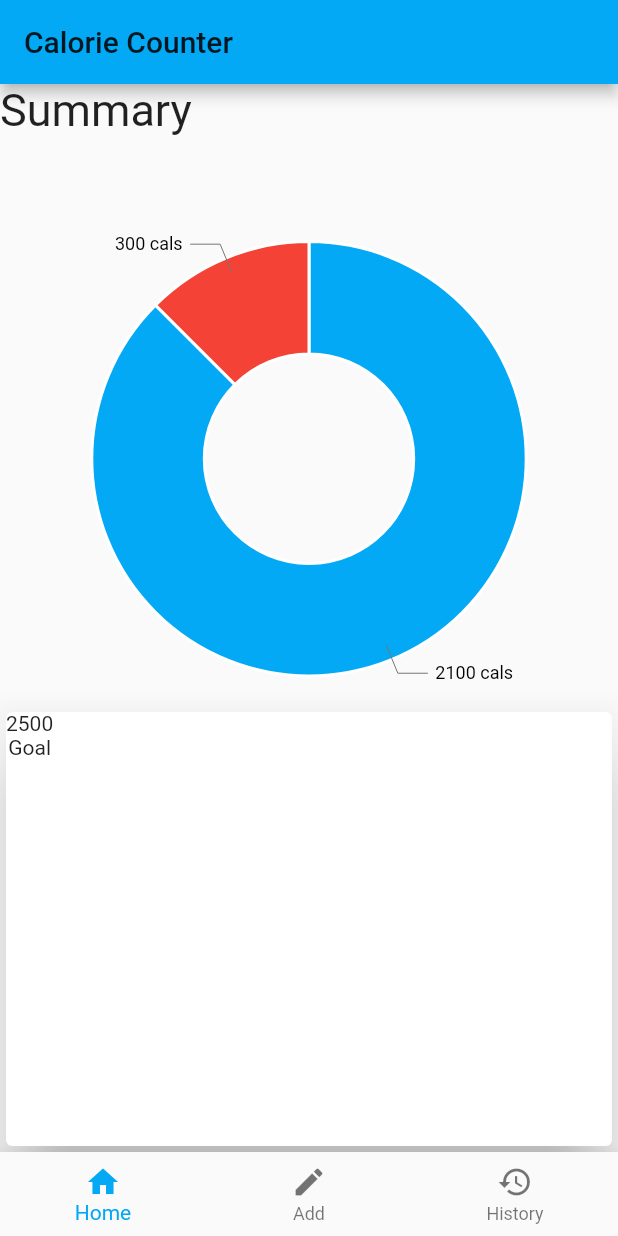
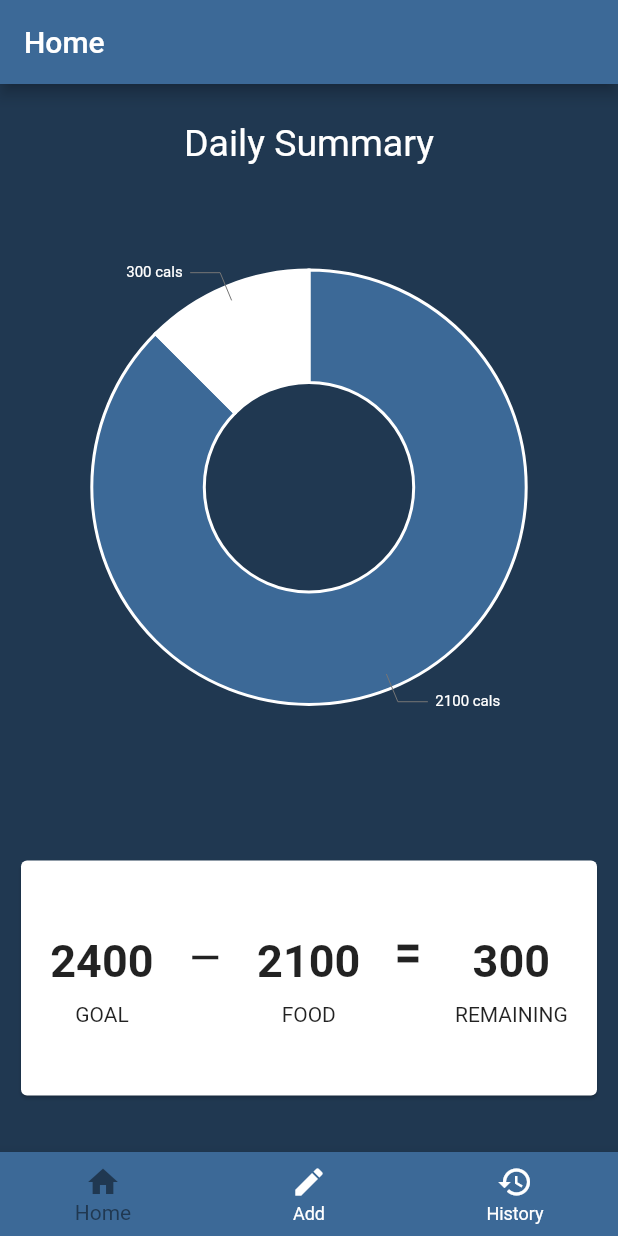
Before and after one commit to RamyF/CalorieCounter, a Flutter app: the screen it shows after launch, on a phone screen of 412 x 824 dp. Run offline on Flutter 3.47's test engine with Material 2 defaults, Android fonts, the phone set to English and light mode, and no system bars; our stand-ins replace charts_flutter.

Commit message:
Finished HomeView. made AppBar text dynamic.

```diff
--- a/lib/main.dart
+++ b/lib/main.dart
@@ -3,6 +3,23 @@ import 'package:flutter/material.dart';
 
 // entrance to app
 void main() => runApp(MyApp());
+
+// custom primary color
+Map<int, Color> customColor = {
+  50:Color.fromRGBO(60, 105, 151, .1),
+  100:Color.fromRGBO(60, 105, 151, .2),
+  200:Color.fromRGBO(60, 105, 151, .3),
+  300:Color.fromRGBO(60, 105, 151, .4),
+  400:Color.fromRGBO(60, 105, 151, .5),
+  500:Color.fromRGBO(60, 105, 151, .6),
+  600:Color.fromRGBO(60, 105, 151, .7),
+  700:Color.fromRGBO(60, 105, 151, .8),
+  800:Color.fromRGBO(60, 105, 151, .9),
+  900:Color.fromRGBO(60, 105, 151, 1),
+};
+
+MaterialColor primaryColor = MaterialColor(0xFF3c6997, customColor);
+Color secondaryColor = Color(0xFF203851);
 
 
 class MyApp extends StatelessWidget {
@@ -11,7 +28,8 @@ class MyApp extends StatelessWidget {
     return MaterialApp(
       title: "Calorie Counter",
       theme: ThemeData(
-        primarySwatch: Colors.lightBlue,
+        primarySwatch: primaryColor,
+        scaffoldBackgroundColor: secondaryColor,
       ),
       home: ViewSelection()
     );
--- a/lib/views/home_view.dart
+++ b/lib/views/home_view.dart
@@ -1,19 +1,26 @@
 import 'package:flutter/material.dart';
+import 'package:flutter/widgets.dart';
 import '../widgets/pie_chart.dart';
 
 class HomeView extends StatelessWidget {
   @override
   Widget build(BuildContext context) {
     double deviceHeight = MediaQuery.of(context).size.height;
+    double deviceWidth = MediaQuery.of(context).size.width;
+    const double pi = 3.1416;
+
 
     return Column(
       children: <Widget>[
-        Align(
-          alignment: Alignment.topLeft,
-          child: Text('Summary', style: TextStyle(fontSize: 30)),
+        Padding(
+          padding: const EdgeInsets.only(top: 25),
+          child: Align(
+            alignment: Alignment.topCenter,
+            child: Text('Daily Summary', style: TextStyle(fontSize: 25, color: Colors.white)),
+          ),
         ),
         Padding(
-          padding: const EdgeInsets.only(top: 50.0),
+          padding: const EdgeInsets.only(top: 50.0, bottom: 70.0),
           child: Align(
             alignment: Alignment.topCenter,
                 child: SizedBox(
@@ -23,21 +30,51 @@ class HomeView extends StatelessWidget {
             ),
           ),
         ),
-        Expanded(
+        Padding(
+          padding: const EdgeInsets.all(10.0),
+          child: Container(
+            height: (deviceHeight * .2),
+            width: deviceWidth,
             child: Card(
-            elevation: 20,
-            child: Center(
+              child: Padding(
+                padding: const EdgeInsets.only(top: 50),
                 child: Row(
+                  mainAxisAlignment: MainAxisAlignment.spaceEvenly,
                   children: <Widget>[
                     Column(
                       children: <Widget>[
-                      Text('2500'),
-                      Text('Goal')
+                        Text("2400", style: TextStyle(fontSize: 30, fontWeight: FontWeight.w600),),
+                        SizedBox(height: 10,),
+                        Text("GOAL")
                       ],
                     ),
+                    Column(
+                      children: <Widget>[
+                        Icon(Icons.remove, size: 30,),
                       ],
                     ),
-            )
+                    Column(
+                      children: <Widget>[
+                        Text("2100", style: TextStyle(fontSize: 30, fontWeight: FontWeight.w600),),
+                        SizedBox(height: 10,),
+                        Text("FOOD")
+                      ],
+                    ),
+                    Column(
+                      children: <Widget>[
+                        Transform.rotate(angle: (pi / 2), child: Icon(Icons.pause),),
+                      ],
+                    ),
+                    Column(
+                      children: <Widget>[
+                        Text("300", style: TextStyle(fontSize: 30, fontWeight: FontWeight.w600),),
+                        SizedBox(height: 10,),
+                        Text("REMAINING")
+                      ],
+                    ),
+                  ],),
+              ),
+            ),
           ),
         ),
       ],
--- a/lib/views/view_selection.dart
+++ b/lib/views/view_selection.dart
@@ -2,6 +2,7 @@ import 'package:flutter/material.dart';
 import 'home_view.dart';
 import 'add_view.dart';
 import 'history_view.dart';
+import '../main.dart';
 
 // responsible for showing different views based on bottom nav bar selection
 
@@ -26,12 +27,15 @@ class _ViewSelectionState extends State<ViewSelection> {
   Widget build(BuildContext context) {
     return Scaffold(
       appBar: AppBar(
-        title: Text('Calorie Counter'),
+        title: Text(appBarText(_currentIndex)),
       ),
       // app body that displays views based on menu selection
       body: _views[_currentIndex],
       // bottom nav bar
       bottomNavigationBar: BottomNavigationBar(
+        backgroundColor: primaryColor,
+        selectedItemColor: secondaryColor,
+        unselectedItemColor: Colors.white,
         onTap: onTabTapped,
         currentIndex: _currentIndex,
         items: [
@@ -58,4 +62,8 @@ class _ViewSelectionState extends State<ViewSelection> {
       _currentIndex = index;
     });
   }
+
+  // displays different app bar text depending on selection
+  String appBarText(int currentIndex) => (currentIndex == 0) ? 'Home' : (currentIndex == 1) ? 'Add' : 'History';
+
 }
--- a/lib/widgets/pie_chart.dart
+++ b/lib/widgets/pie_chart.dart
@@ -1,5 +1,6 @@
 import 'package:flutter/material.dart';
 import 'package:charts_flutter/flutter.dart' as charts;
+import '../main.dart';
 
 class PieChart extends StatefulWidget {
   @override
@@ -14,8 +15,8 @@ class PieChartState extends State<PieChart> {
   _generateData() {
     // dummy data for chart
     var pieData = [
-      Calories('Consumed', 2100, Colors.lightBlue),
-      Calories('Left', 300, Colors.red),
+      Calories('Consumed', 2100, primaryColor),
+      Calories('Left', 300, Colors.white),
     ];
 
     // pie data added to series
@@ -52,7 +53,8 @@ class PieChartState extends State<PieChart> {
                 arcWidth: 75,
                 arcRendererDecorators: [
                   charts.ArcLabelDecorator(
-                      labelPosition: charts.ArcLabelPosition.outside)
+                      labelPosition: charts.ArcLabelPosition.outside,
+                      outsideLabelStyleSpec: charts.TextStyleSpec(fontSize: 10,color: charts.MaterialPalette.white))
                 ]),
           ),
         ),
```
Lines whose indentation alone changed are shown as unchanged.
